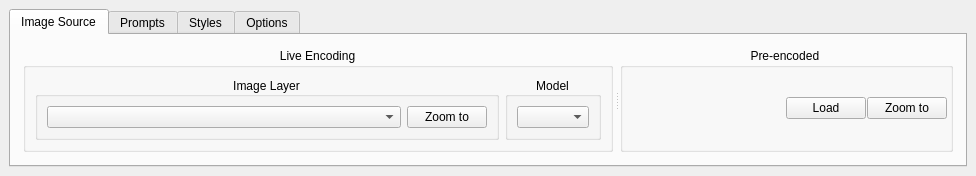
Old version of the form ui/Selector.ui in the repository coolzhao/Geo-SAM.
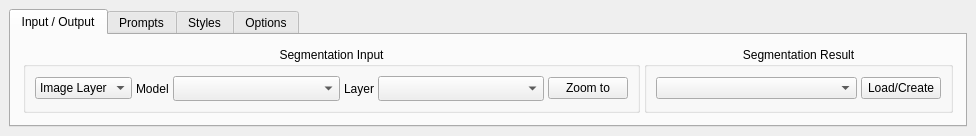
New version of the form. The open tabs and pages were chosen to show the change. Custom widgets are drawn as their Qt base class.

Diff of the .ui file:
```diff
--- a/ui/Selector.ui
+++ b/ui/Selector.ui
@@ -12,7 +12,7 @@
   </property>
   <property name="minimumSize">
    <size>
-    <width>976</width>
+    <width>500</width>
     <height>80</height>
    </size>
   </property>
@@ -37,18 +37,15 @@
       </property>
       <widget class="QWidget" name="Source">
        <attribute name="title">
-        <string>Image Source</string>
+         <string>Input / Output</string>
        </attribute>
        <layout class="QVBoxLayout" name="verticalLayout_paths">
         <item>
-         <widget class="QFrame" name="frame_paths">
-          <property name="sizePolicy">
-           <sizepolicy hsizetype="Preferred" vsizetype="Maximum">
-            <horstretch>0</horstretch>
-            <verstretch>0</verstretch>
-           </sizepolicy>
-          </property>
-          <layout class="QHBoxLayout" name="horizontalLayout_paths" stretch="0">
+          <widget class="QFrame" name="frameIORow">
+             <layout class="QHBoxLayout" name="horizontalLayout_io" stretch="2,1">
+             <property name="spacing">
+              <number>4</number>
+             </property>
            <property name="leftMargin">
             <number>3</number>
            </property>
@@ -62,47 +59,106 @@
             <number>3</number>
            </property>
            <item>
-            <widget class="QSplitter" name="splitter">
-             <property name="orientation">
-              <enum>Qt::Horizontal</enum>
-             </property>
-             <property name="handleWidth">
-              <number>7</number>
-             </property>
-             <widget class="QGroupBox" name="groupBox_model">
+             <widget class="QGroupBox" name="grpSegInput">
               <property name="sizePolicy">
-               <sizepolicy hsizetype="Preferred" vsizetype="Maximum">
+               <sizepolicy hsizetype="Expanding" vsizetype="Preferred">
                 <horstretch>0</horstretch>
                 <verstretch>0</verstretch>
                </sizepolicy>
               </property>
               <property name="title">
-               <string>Live Encoding</string>
+               <string>Segmentation Input</string>
               </property>
               <property name="alignment">
                <set>Qt::AlignHCenter|Qt::AlignTop</set>
               </property>
-              <layout class="QHBoxLayout" name="horizontalLayout_model" stretch="1,0">
+                <layout class="QHBoxLayout" name="horizontalLayout_paths">
+                 <property name="spacing">
+                  <number>4</number>
+                 </property>
                <item>
-                <widget class="QGroupBox" name="horizontalGroupBox_2">
+                <widget class="QComboBox" name="SourceModeComboBox">
                  <property name="sizePolicy">
-                  <sizepolicy hsizetype="Preferred" vsizetype="Preferred">
+                  <sizepolicy hsizetype="Preferred" vsizetype="Fixed">
                    <horstretch>0</horstretch>
                    <verstretch>0</verstretch>
                   </sizepolicy>
                  </property>
-                 <property name="title">
+                 <item>
+                  <property name="text">
                   <string>Image Layer</string>
                  </property>
-                 <property name="alignment">
-                  <set>Qt::AlignCenter</set>
-                 </property>
-                 <layout class="QHBoxLayout" name="horizontalLayout_7">
+                 </item>
+                 <item>
+                  <property name="text">
+                   <string>Feature File</string>
+                  </property>
+                 </item>
+                </widget>
+               </item>
+               <item>
+                <widget class="QStackedWidget" name="SourceStack">
+                 <property name="sizePolicy">
+                  <sizepolicy hsizetype="Expanding" vsizetype="Preferred">
+                   <horstretch>1</horstretch>
+                   <verstretch>0</verstretch>
+                  </sizepolicy>
+                 </property>
+                 <property name="currentIndex">
+                  <number>0</number>
+                 </property>
+                 <widget class="QWidget" name="page_realtime">
+                  <layout class="QHBoxLayout" name="horizontalLayout_realtime">
+                   <property name="spacing">
+                    <number>4</number>
+                   </property>
+                   <property name="leftMargin">
+                    <number>0</number>
+                   </property>
+                   <property name="topMargin">
+                    <number>0</number>
+                   </property>
+                   <property name="rightMargin">
+                    <number>0</number>
+                   </property>
+                   <property name="bottomMargin">
+                    <number>0</number>
+                   </property>
+                    <item>
+                     <widget class="QLabel" name="label_realtime_model">
+                       <property name="text">
+                        <string>Model</string>
+                       </property>
+                     </widget>
+                    </item>
+                    <item>
+                     <widget class="QComboBox" name="ModelComboBox">
+                      <property name="sizePolicy">
+                       <sizepolicy hsizetype="Expanding" vsizetype="Fixed">
+                        <horstretch>1</horstretch>
+                        <verstretch>0</verstretch>
+                       </sizepolicy>
+                      </property>
+                      <property name="maximumSize">
+                       <size>
+                        <width>16777215</width>
+                        <height>32</height>
+                       </size>
+                      </property>
+                     </widget>
+                    </item>
+                    <item>
+                     <widget class="QLabel" name="label_realtime_layer">
+                       <property name="text">
+                        <string>Layer</string>
+                       </property>
+                     </widget>
+                    </item>
                   <item>
                    <widget class="QgsMapLayerComboBox" name="RealTimeLayerComboBox">
                     <property name="sizePolicy">
                      <sizepolicy hsizetype="Expanding" vsizetype="Fixed">
-                      <horstretch>0</horstretch>
+                        <horstretch>1</horstretch>
                       <verstretch>0</verstretch>
                      </sizepolicy>
                     </property>
@@ -126,74 +182,38 @@
                   </item>
                  </layout>
                 </widget>
-               </item>
-               <item>
-                <widget class="QGroupBox" name="horizontalGroupBox">
-                 <property name="sizePolicy">
-                  <sizepolicy hsizetype="Preferred" vsizetype="Preferred">
-                   <horstretch>0</horstretch>
-                   <verstretch>0</verstretch>
-                  </sizepolicy>
-                 </property>
-                 <property name="title">
-                  <string>Model</string>
-                 </property>
-                 <property name="alignment">
-                  <set>Qt::AlignCenter</set>
-                 </property>
-                 <layout class="QHBoxLayout" name="horizontalLayout_8">
-                  <item>
-                   <widget class="QComboBox" name="ModelComboBox">
-                    <property name="sizePolicy">
-                     <sizepolicy hsizetype="Expanding" vsizetype="Fixed">
-                      <horstretch>0</horstretch>
-                      <verstretch>0</verstretch>
-                     </sizepolicy>
-                    </property>
-                    <property name="maximumSize">
-                     <size>
-                      <width>16777215</width>
-                      <height>32</height>
-                     </size>
-                    </property>
-                   </widget>
-                  </item>
-                 </layout>
-                </widget>
-               </item>
-              </layout>
-             </widget>
-             <widget class="QGroupBox" name="FeatureFolderGroupBox">
-              <property name="sizePolicy">
-               <sizepolicy hsizetype="Preferred" vsizetype="Preferred">
-                <horstretch>0</horstretch>
-                <verstretch>0</verstretch>
-               </sizepolicy>
-              </property>
-              <property name="title">
-               <string>Pre-encoded </string>
-              </property>
-              <property name="alignment">
-               <set>Qt::AlignHCenter|Qt::AlignTop</set>
-              </property>
-              <layout class="QHBoxLayout" name="horizontalLayout_input" stretch="7,1,1">
+                 <widget class="QWidget" name="page_feature">
+                  <layout class="QHBoxLayout" name="horizontalLayout_feature">
                <property name="spacing">
-                <number>1</number>
+                    <number>4</number>
                </property>
                <property name="leftMargin">
-                <number>3</number>
+                    <number>0</number>
                </property>
                <property name="topMargin">
-                <number>3</number>
+                    <number>0</number>
                </property>
                <property name="rightMargin">
-                <number>3</number>
+                    <number>0</number>
                </property>
                <property name="bottomMargin">
-                <number>3</number>
-               </property>
+                    <number>0</number>
+                   </property>
+                   <item>
+                    <widget class="QLabel" name="label_feature_path">
+                      <property name="text">
+                       <string>Feature File</string>
+                      </property>
+                    </widget>
+                   </item>
                <item>
                 <widget class="QgsFileWidget" name="QgsFile_feature">
+                     <property name="sizePolicy">
+                      <sizepolicy hsizetype="Expanding" vsizetype="Preferred">
+                       <horstretch>1</horstretch>
+                       <verstretch>0</verstretch>
+                      </sizepolicy>
+                     </property>
                  <property name="toolTip">
                   <string>Input or choose the cached feature folder to load</string>
                  </property>
@@ -226,6 +246,47 @@
           </layout>
          </widget>
         </item>
+             <item>
+              <widget class="QGroupBox" name="grpSegResult">
+               <property name="sizePolicy">
+                <sizepolicy hsizetype="Preferred" vsizetype="Preferred">
+                 <horstretch>0</horstretch>
+                 <verstretch>0</verstretch>
+                </sizepolicy>
+               </property>
+               <property name="title">
+                <string>Segmentation Result</string>
+               </property>
+               <property name="alignment">
+                <set>Qt::AlignHCenter|Qt::AlignTop</set>
+               </property>
+                  <layout class="QHBoxLayout" name="horizontalLayout_output">
+                   <property name="spacing">
+                    <number>4</number>
+                   </property>
+                  <item>
+                 <widget class="QgsMapLayerComboBox" name="MapLayerComboBox">
+                  <property name="sizePolicy">
+                   <sizepolicy hsizetype="Expanding" vsizetype="Fixed">
+                    <horstretch>1</horstretch>
+                    <verstretch>0</verstretch>
+                   </sizepolicy>
+                  </property>
+                 </widget>
+                </item>
+                <item>
+                 <widget class="QPushButton" name="pushButton_load_file">
+                  <property name="text">
+                   <string>Load/Create</string>
+                  </property>
+                 </widget>
+                </item>
+               </layout>
+              </widget>
+             </item>
+            </layout>
+           </widget>
+          </item>
        </layout>
       </widget>
       <widget class="QWidget" name="Prompts">
@@ -235,7 +296,7 @@
        <layout class="QVBoxLayout" name="verticalLayout_prompts">
         <item>
          <widget class="QFrame" name="Top">
-          <layout class="QHBoxLayout" name="horizontalLayout_2" stretch="0,2,2,3,1">
+           <layout class="QHBoxLayout" name="horizontalLayout_2" stretch="0,2,2,2,1">
            <property name="spacing">
             <number>1</number>
            </property>
@@ -365,39 +426,9 @@
             </widget>
            </item>
            <item>
-            <widget class="QGroupBox" name="OutShapefileGroupBox">
-             <property name="sizePolicy">
-              <sizepolicy hsizetype="Preferred" vsizetype="Minimum">
-               <horstretch>0</horstretch>
-               <verstretch>0</verstretch>
-              </sizepolicy>
-             </property>
-             <property name="title">
-              <string>Output Layer or File</string>
-             </property>
-             <property name="alignment">
-              <set>Qt::AlignHCenter|Qt::AlignTop</set>
-             </property>
-             <layout class="QGridLayout" name="gridLayout_output" columnstretch="1,4" columnminimumwidth="1,2">
-              <property name="leftMargin">
-               <number>3</number>
-              </property>
-              <property name="topMargin">
-               <number>3</number>
-              </property>
-              <property name="rightMargin">
-               <number>3</number>
-              </property>
-              <property name="bottomMargin">
-               <number>3</number>
-              </property>
-              <property name="spacing">
-               <number>4</number>
-              </property>
-              <item row="0" column="0">
                <widget class="QGroupBox" name="gridGroupBox">
                 <property name="sizePolicy">
-                 <sizepolicy hsizetype="Preferred" vsizetype="Fixed">
+                <sizepolicy hsizetype="Preferred" vsizetype="Preferred">
                   <horstretch>0</horstretch>
                   <verstretch>0</verstretch>
                  </sizepolicy>
@@ -406,7 +437,7 @@
                  <string>Vectorization Mode</string>
                 </property>
                 <property name="alignment">
-                 <set>Qt::AlignCenter</set>
+               <set>Qt::AlignHCenter|Qt::AlignTop</set>
                 </property>
                 <layout class="QGridLayout" name="gridLayout">
                  <item row="0" column="0">
@@ -428,37 +459,6 @@
                 </layout>
                </widget>
               </item>
-              <item row="0" column="1">
-               <widget class="QGroupBox" name="gridGroupBox_2">
-                <property name="sizePolicy">
-                 <sizepolicy hsizetype="Preferred" vsizetype="Fixed">
-                  <horstretch>0</horstretch>
-                  <verstretch>0</verstretch>
-                 </sizepolicy>
-                </property>
-                <property name="title">
-                 <string>Vector Layer</string>
-                </property>
-                <property name="alignment">
-                 <set>Qt::AlignCenter</set>
-                </property>
-                <layout class="QGridLayout" name="gridLayout_4" columnstretch="2,1" columnminimumwidth="2,1">
-                 <item row="0" column="0">
-                  <widget class="QgsMapLayerComboBox" name="MapLayerComboBox"/>
-                 </item>
-                 <item row="0" column="1">
-                  <widget class="QPushButton" name="pushButton_load_file">
-                   <property name="text">
-                    <string>Load</string>
-                   </property>
-                  </widget>
-                 </item>
-                </layout>
-               </widget>
-              </item>
-             </layout>
-            </widget>
-           </item>
            <item>
             <widget class="QGroupBox" name="PolygonGroupBox">
              <property name="sizePolicy">
@@ -502,7 +502,7 @@
        <layout class="QVBoxLayout" name="verticalLayout_styles">
         <item>
          <widget class="QFrame" name="frame_styles">
-          <layout class="QHBoxLayout" name="horizontalLayout_5">
+           <layout class="QHBoxLayout" name="horizontalLayout_5" stretch="1,1,1,1,1,1,1,1">
            <property name="spacing">
             <number>1</number>
            </property>
@@ -526,6 +526,18 @@
                <verstretch>0</verstretch>
               </sizepolicy>
              </property>
+               <property name="minimumSize">
+                <size>
+                 <width>0</width>
+                 <height>0</height>
+                </size>
+               </property>
+               <property name="maximumSize">
+                <size>
+                 <width>90</width>
+                 <height>16777215</height>
+                </size>
+               </property>
              <property name="toolTip">
               <string>Size of foreground and background points</string>
              </property>
@@ -538,6 +550,24 @@
              <layout class="QVBoxLayout" name="verticalLayout_10">
               <item>
                <widget class="QgsDoubleSpinBox" name="SpinBoxPtSize">
+                  <property name="sizePolicy">
+                   <sizepolicy hsizetype="Preferred" vsizetype="Fixed">
+                    <horstretch>0</horstretch>
+                    <verstretch>0</verstretch>
+                   </sizepolicy>
+                  </property>
+                  <property name="minimumSize">
+                   <size>
+                    <width>0</width>
+                    <height>0</height>
+                   </size>
+                  </property>
+                  <property name="maximumSize">
+                   <size>
+                    <width>90</width>
+                    <height>16777215</height>
+                   </size>
+                  </property>
                 <property name="toolTip">
                  <string>Size of foreground and background points</string>
                 </property>
@@ -566,6 +596,18 @@
                <verstretch>0</verstretch>
               </sizepolicy>
              </property>
+               <property name="minimumSize">
+                <size>
+                 <width>0</width>
+                 <height>0</height>
+                </size>
+               </property>
+               <property name="maximumSize">
+                <size>
+                 <width>90</width>
+                 <height>16777215</height>
+                </size>
+               </property>
              <property name="toolTip">
               <string>Icon type of foreground and background points</string>
              </property>
@@ -578,6 +620,24 @@
              <layout class="QVBoxLayout" name="verticalLayout_11">
               <item>
                <widget class="QComboBox" name="comboBoxIconType">
+                  <property name="sizePolicy">
+                   <sizepolicy hsizetype="Preferred" vsizetype="Fixed">
+                    <horstretch>0</horstretch>
+                    <verstretch>0</verstretch>
+                   </sizepolicy>
+                  </property>
+                  <property name="minimumSize">
+                   <size>
+                    <width>0</width>
+                    <height>0</height>
+                   </size>
+                  </property>
+                  <property name="maximumSize">
+                   <size>
+                    <width>90</width>
+                    <height>16777215</height>
+                   </size>
+                  </property>
                 <property name="toolTip">
                  <string>Icon type of foreground and background points</string>
                 </property>
@@ -595,7 +655,7 @@
               </sizepolicy>
              </property>
              <property name="title">
-              <string>Foreground Point</string>
+               <string>Foreground Point Color</string>
              </property>
              <property name="alignment">
               <set>Qt::AlignHCenter|Qt::AlignTop</set>
@@ -616,7 +676,7 @@
               </sizepolicy>
              </property>
              <property name="title">
-              <string>Background Point</string>
+               <string>Background Point Color</string>
              </property>
              <property name="alignment">
               <set>Qt::AlignHCenter|Qt::AlignTop</set>
```
Lines whose indentation alone changed are shown as unchanged.
